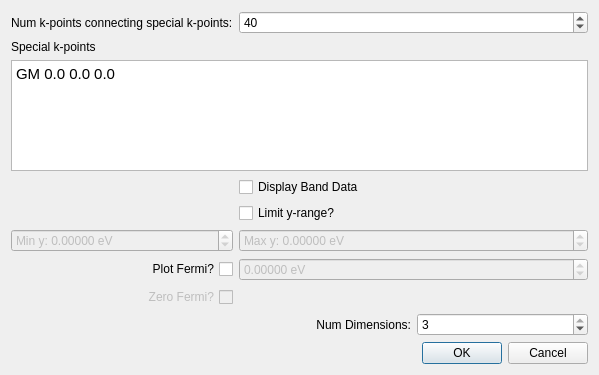
Qt form avogadro/qtplugins/yaehmop/banddialog.ui (psavery/avogadrolibs) before a commit.
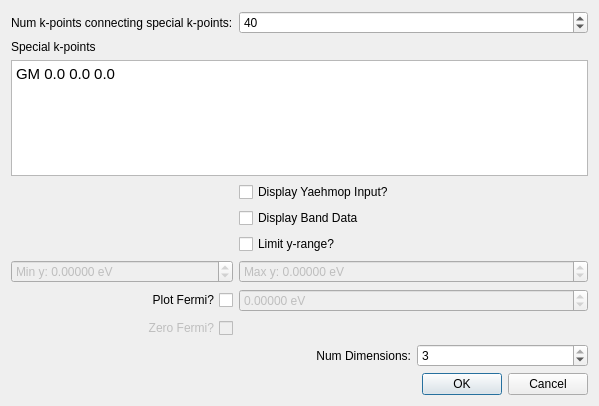
The same form after that commit.

What changed in the file:
```diff
--- a/avogadro/qtplugins/yaehmop/banddialog.ui
+++ b/avogadro/qtplugins/yaehmop/banddialog.ui
@@ -7,7 +7,7 @@
     <x>0</x>
     <y>0</y>
     <width>599</width>
-    <height>375</height>
+    <height>406</height>
    </rect>
   </property>
   <property name="windowTitle">
@@ -224,6 +224,13 @@
      </property>
     </widget>
    </item>
+   <item row="3" column="2">
+    <widget class="QCheckBox" name="cb_displayYaehmopInput">
+     <property name="text">
+      <string>Display Yaehmop Input?</string>
+     </property>
+    </widget>
+   </item>
   </layout>
  </widget>
  <tabstops>
```
Left out of the diff: 4 changed lines with no effect on the pictures.
